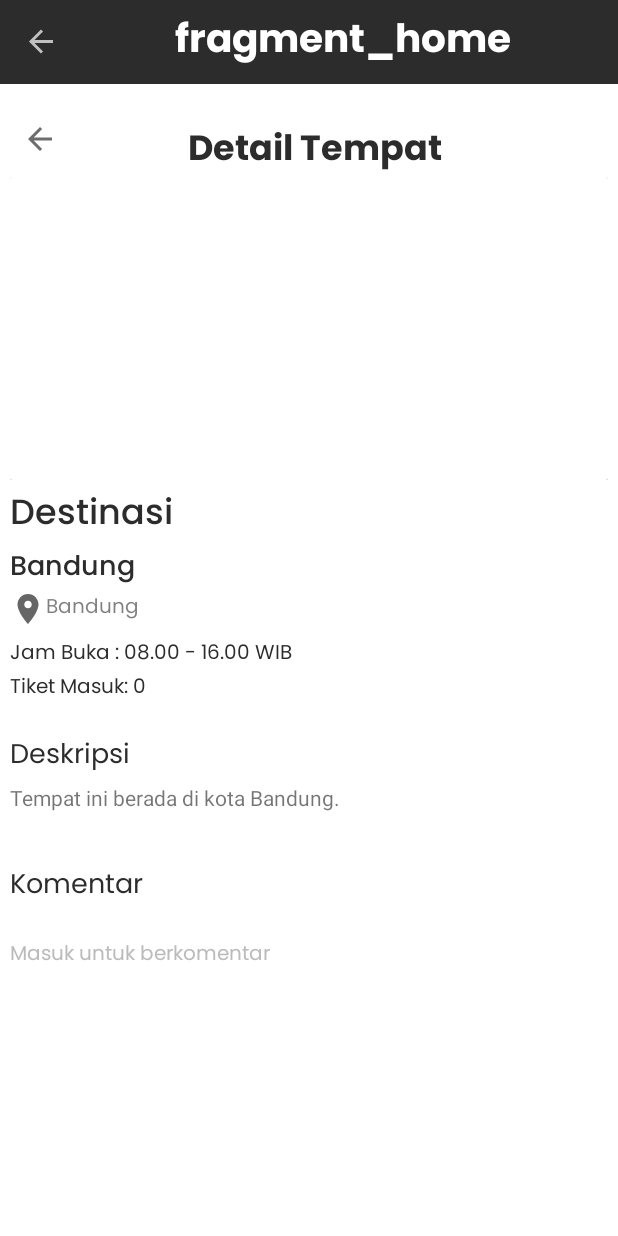
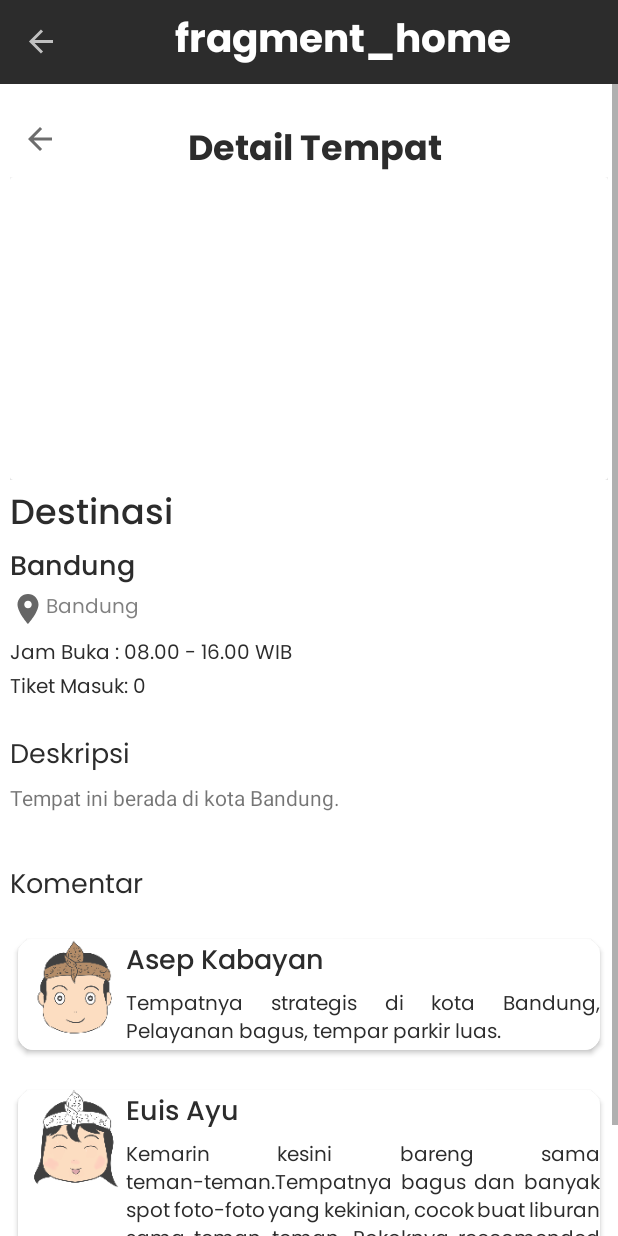
Before and after one commit to ganiaaldi/KeBandung, an Android app: the DetailFragment screen opened through its navigation route, on a phone screen of 412 x 824 dp. Run offline under Robolectric (Android 15) with nearby library versions, the phone set to English and light mode, and no system bars; our stand-ins replace navigation-ui, sdp/ssp sizes; 2 statements that could not run were skipped.

Commit message:
implement rv comment on detail fragment

```diff
--- /dev/null
+++ b/app/src/main/java/com/aldi/kebandung/adapter/CommentAdapter.kt
@@ -0,0 +1,53 @@
+package com.aldi.kebandung.adapter
+
+import android.view.LayoutInflater
+import android.view.View
+import android.view.ViewGroup
+import android.widget.ImageView
+import android.widget.TextView
+import androidx.recyclerview.widget.RecyclerView
+import com.aldi.kebandung.R
+import com.aldi.kebandung.model.Comment
+import com.bumptech.glide.Glide
+import com.bumptech.glide.request.RequestOptions
+
+class CommentAdapter (val listComment : ArrayList<Comment>):RecyclerView.Adapter<CommentAdapter.ListViewHolder> ()
+{
+    override fun getItemCount(): Int {
+        return listComment.size
+    }
+
+    private lateinit var onItemClickCallback: OnItemClickCallback
+
+    fun setOnItemClickCallback(onItemClickCallback: OnItemClickCallback) {
+        this.onItemClickCallback = onItemClickCallback
+    }
+
+    interface OnItemClickCallback {
+        fun onItemClicked(data: Comment)
+    }
+
+    inner class ListViewHolder(itemView: View) : RecyclerView.ViewHolder(itemView) {
+        var imgProfile: ImageView = itemView.findViewById(R.id.imageViewProfile)
+        var namaProfile: TextView = itemView.findViewById(R.id.tvNamaAkun)
+        var komentarProfile: TextView = itemView.findViewById(R.id.tvKomentar)
+    }
+
+    override fun onCreateViewHolder(viewGroup: ViewGroup, i: Int): ListViewHolder {
+        val view: View = LayoutInflater.from(viewGroup.context).inflate(R.layout.item_comment, viewGroup, false)
+        return ListViewHolder(view)
+    }
+
+    override fun onBindViewHolder(holder: ListViewHolder, position: Int) {
+        val bindcomment = listComment[position]
+        Glide.with(holder.itemView.context)
+            .load(bindcomment.photoAkun)
+            .apply(RequestOptions())
+            .into(holder.imgProfile)
+        holder.namaProfile.text = bindcomment.namaAkun
+        holder.komentarProfile.text = bindcomment.komentarAkun
+        holder.itemView.setOnClickListener {
+            onItemClickCallback.onItemClicked(listComment[holder.adapterPosition])
+        }
+    }
+}
--- /dev/null
+++ b/app/src/main/java/com/aldi/kebandung/data/commentData.kt
@@ -0,0 +1,15 @@
+package com.aldi.kebandung.data
+
+import com.aldi.kebandung.R
+import com.aldi.kebandung.model.Comment
+
+object commentData : ArrayList<Comment>() {
+
+    val commentData = arrayListOf(
+        Comment("Asep Kabayan", R.drawable.asepnormal,"Tempatnya strategis di kota Bandung, " +
+                "Pelayanan bagus, tempar parkir luas."),
+        Comment("Euis Ayu", R.drawable.euishappy,"Kemarin kesini bareng sama teman-teman." +
+                "Tempatnya bagus dan banyak spot foto-foto yang kekinian, cocok buat liburan sama teman-teman. " +
+                "Pokoknya reccomended banget bun.")
+    )
+}
--- a/app/src/main/java/com/aldi/kebandung/detail/DetailFragment.kt
+++ b/app/src/main/java/com/aldi/kebandung/detail/DetailFragment.kt
@@ -1,14 +1,20 @@
 package com.aldi.kebandung.detail
 
 
+import android.annotation.SuppressLint
 import android.os.Bundle
 import androidx.fragment.app.Fragment
 import android.view.LayoutInflater
 import android.view.View
 import android.view.ViewGroup
+import android.widget.LinearLayout
 import androidx.navigation.fragment.findNavController
+import androidx.recyclerview.widget.LinearLayoutManager
 
 import com.aldi.kebandung.R
+import com.aldi.kebandung.adapter.CommentAdapter
+import com.aldi.kebandung.data.commentData
+import com.aldi.kebandung.model.Comment
 import kotlinx.android.synthetic.main.fragment_detail.*
 
 class DetailFragment : Fragment() {
@@ -30,6 +36,7 @@ class DetailFragment : Fragment() {
         return inflater.inflate(R.layout.fragment_detail, container, false)
     }
 
+    @SuppressLint("WrongConstant")
     override fun onViewCreated(view: View, savedInstanceState: Bundle?) {
         super.onViewCreated(view, savedInstanceState)
         setupBackButton()
@@ -49,7 +56,18 @@ class DetailFragment : Fragment() {
         tv_item_description.text = detailDestinasi
         tvJamm.text = jamDestinasi
         tvHarga.text = hargaDestinasi.toString()
+
+        rvComment.apply{
+            layoutManager = LinearLayoutManager(activity, LinearLayout.VERTICAL, false)
+            adapter = CommentAdapter(commentData.commentData)
+            (adapter as CommentAdapter).setOnItemClickCallback(object : CommentAdapter.OnItemClickCallback {
+                override fun onItemClicked(data: Comment) {
+
+                }
+            })
+        }
     }
+
 
     private fun setupBackButton() {
         buttonBackk.setOnClickListener {
--- /dev/null
+++ b/app/src/main/java/com/aldi/kebandung/model/Comment.kt
@@ -0,0 +1,7 @@
+package com.aldi.kebandung.model
+
+data class Comment(
+    var namaAkun : String = "",
+    var photoAkun : Int = 0,
+    var komentarAkun : String = ""
+)
--- a/app/src/main/res/layout/fragment_detail.xml
+++ b/app/src/main/res/layout/fragment_detail.xml
@@ -177,11 +177,12 @@
                 android:layout_width="match_parent"
                 android:id="@+id/tvMasuk"
                 android:layout_below="@id/rvComment"
-                android:layout_marginTop="@dimen/_15sdp"
-                android:text="Masuk untuk berkomentar"
+                android:layout_marginTop="@dimen/_10sdp"
+                android:layout_marginStart="@dimen/_5sdp"
+                android:text="Masuk untuk berkomentar.."
                 style="@style/DarkRegTextSmall"
                 android:textColor="@color/colorPrimaryGrayDark"
-        />
+                android:layout_marginLeft="@dimen/_5sdp"/>
     </RelativeLayout>
 
 </ScrollView>
```
